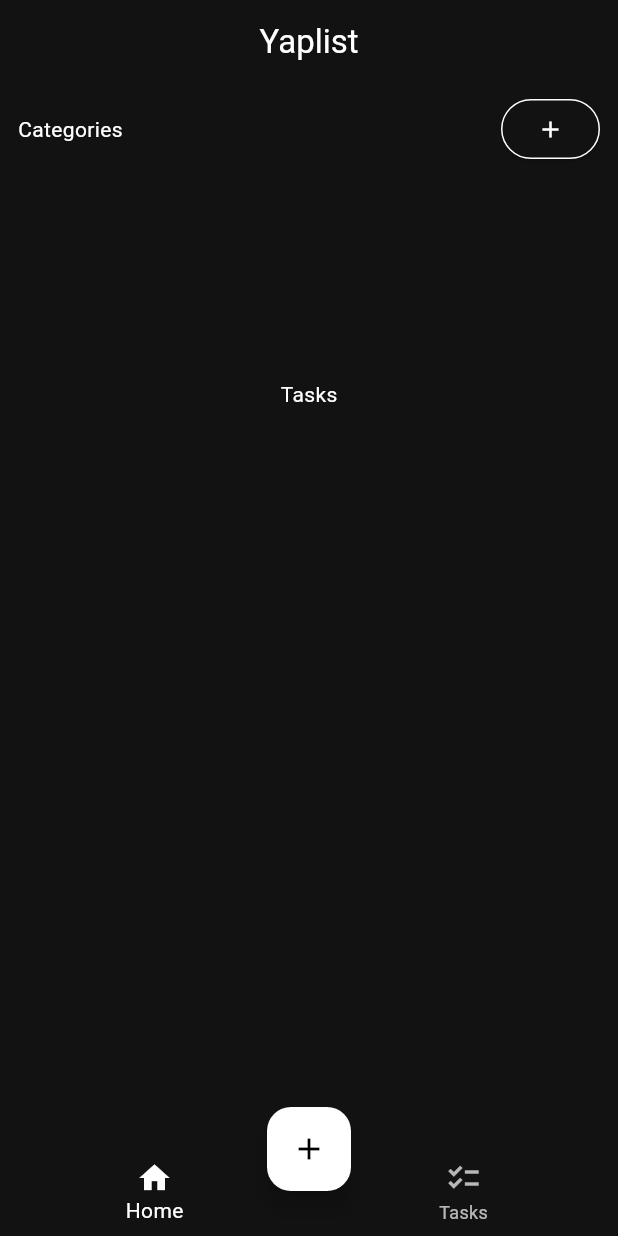
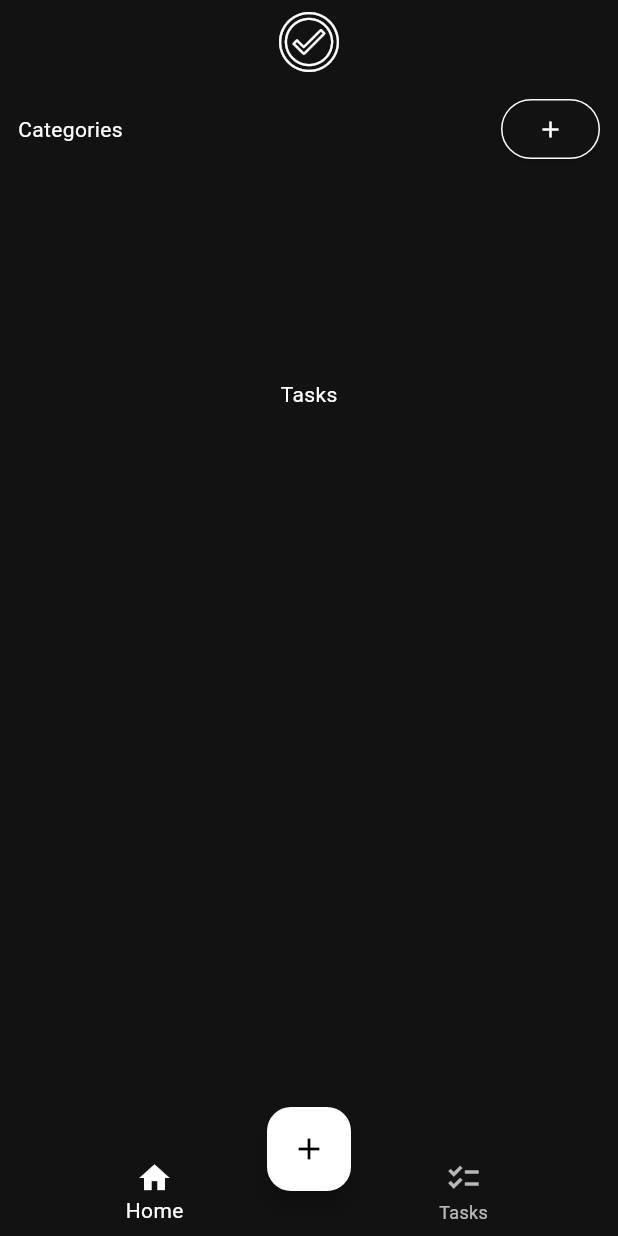
Before and after one commit to ozdemirberkay/yaplist, a Flutter app: the screen it shows after launch, on a phone screen of 412 x 824 dp. Run offline on Flutter 3.47's test engine with Material 2 defaults, Android fonts, the phone set to English and light mode, and no system bars; our stand-ins replace easy_localization, flutter_bloc, flutter_slidable, hydrated_bloc.

Commit message:
home icon

```diff
--- a/lib/screens/home/home_page.dart
+++ b/lib/screens/home/home_page.dart
@@ -1,5 +1,6 @@
 import 'package:easy_localization/easy_localization.dart';
 import 'package:flutter/material.dart';
+import 'package:yaplist/shareds/constants/yap_list_icon_icons.dart';
 import 'package:yaplist/widgets/builder/category_builder.dart';
 import 'package:yaplist/widgets/builder/task_builder.dart';
 import 'package:yaplist/shareds/constants/routes.dart';
@@ -13,6 +14,7 @@ class HomePage extends StatelessWidget {
   Widget build(BuildContext context) {
     return Layout(
       title: "Yaplist",
+      titleWidget: const Icon(YapListIcon.yaplist, size: 40),
       body: Column(
         children: [
           Padding(
--- a/lib/widgets/layout/layout.dart
+++ b/lib/widgets/layout/layout.dart
@@ -2,6 +2,7 @@ import 'package:flutter/material.dart';
 
 class Layout extends StatelessWidget {
   final Widget body;
+  final Widget? titleWidget;
   final String title;
   final List<Widget> actions;
   final Widget? leading;
@@ -11,13 +12,14 @@ class Layout extends StatelessWidget {
     this.actions = const [],
     required this.title,
     this.leading,
+    this.titleWidget,
   });
 
   @override
   Widget build(BuildContext context) {
     return Scaffold(
       appBar: AppBar(
-        title: Text(title),
+        title: titleWidget ?? Text(title),
         centerTitle: true,
         actions: actions,
         leading: leading,
```
